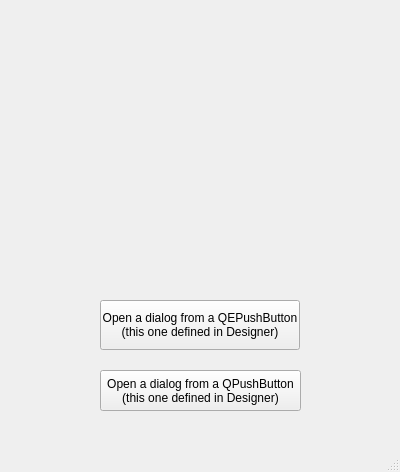
First picture: the form in applications/QEWidgetDisplayApp/mainwindow.ui, repository andrewrhyder/epicsqt, before the edit.
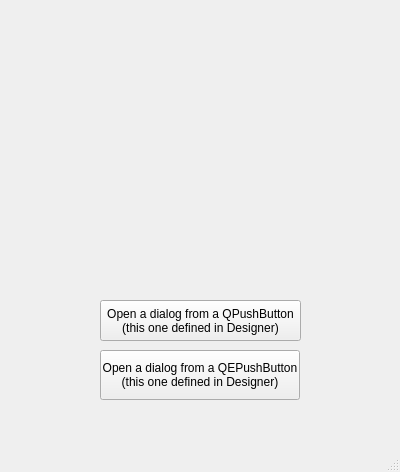
Second picture: the form after the edit. Custom widgets are drawn as their Qt base class.

Commit message: Minor tidy to QE widget demo app. (32850)

```diff
--- a/applications/QEWidgetDisplayApp/mainwindow.ui
+++ b/applications/QEWidgetDisplayApp/mainwindow.ui
@@ -18,7 +18,7 @@
     <property name="geometry">
      <rect>
       <x>100</x>
-      <y>300</y>
+      <y>350</y>
       <width>200</width>
       <height>50</height>
      </rect>
@@ -38,7 +38,7 @@
     <property name="geometry">
      <rect>
       <x>100</x>
-      <y>370</y>
+      <y>300</y>
       <width>201</width>
       <height>41</height>
      </rect>
```
Left out of the diff: 2 changed lines with no effect on the pictures.
